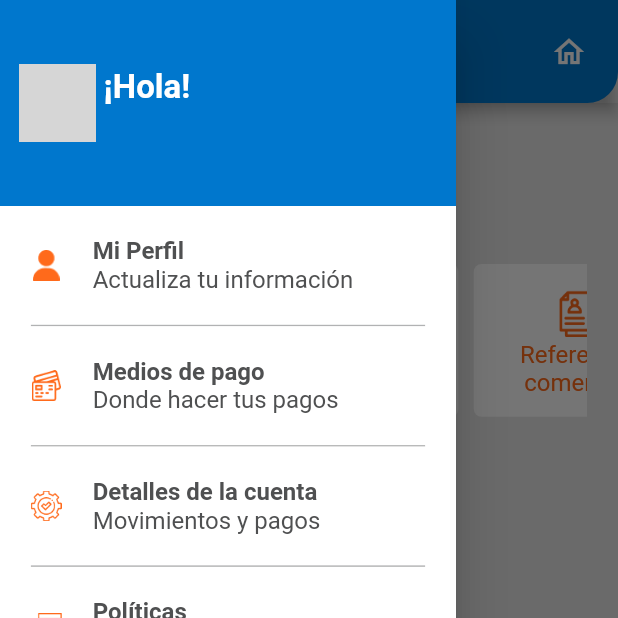
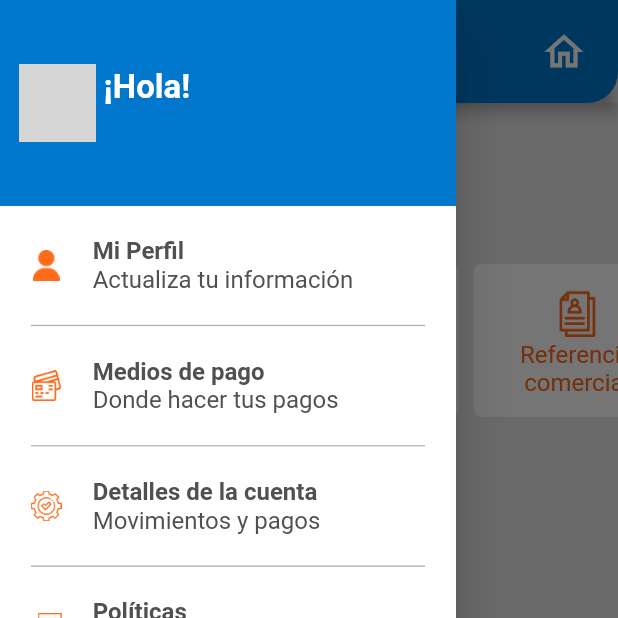
Before and after one commit to alvarohurtadobo/bankcredit, a Flutter app: the DocumentsPage screen opened by its route, with the side drawer open, on a phone screen of 412 x 824 dp, the top half of it. Run offline on Flutter 3.47's test engine with Material 2 defaults, Android fonts, the phone set to English and light mode, and no system bars; our stand-ins replace image_picker, local_auth, open_file, shared_preferences, youtube_player_flutter; accounts and stored records are empty; network calls fail; grey boxes are pictures that could not be loaded.

Commit message:
Major improvements, url launcher, appbar

```diff
--- a/lib/bank/ui/documentsPage.dart
+++ b/lib/bank/ui/documentsPage.dart
@@ -1,4 +1,5 @@
 import 'package:credidiunsa_app/bank/bloc/getCities.dart';
+import 'package:credidiunsa_app/common/widgets/simpleAlertDialog.dart';
 import 'package:flutter/material.dart';
 import 'package:credidiunsa_app/common/ui/sizes.dart';
 import 'package:credidiunsa_app/common/ui/drawer.dart';
@@ -42,7 +43,7 @@ class _DocumentsPageState extends State<DocumentsPage> {
       drawer: MyDrawer(),
       body: Container(
         color: const Color(0xffE8E8E8),
-        padding: EdgeInsets.symmetric(horizontal: Sizes.padding),
+        // padding: EdgeInsets.symmetric(horizontal: Sizes.padding),
         child: Form(
           key: _formKey,
           child: Column(
@@ -58,6 +59,7 @@ class _DocumentsPageState extends State<DocumentsPage> {
                 child: Container(
                   width: double.infinity,
                   height: Sizes.padding * 1.2,
+                  padding: EdgeInsets.symmetric(horizontal: Sizes.padding),
                   alignment: Alignment.centerLeft,
                   child: Container(
                     height: Sizes.padding * 1.2,
@@ -76,11 +78,14 @@ class _DocumentsPageState extends State<DocumentsPage> {
               SizedBox(
                 height: 3 * Sizes.boxSeparation,
               ),
-              const Text("Documentos",
+              Padding(
+                padding: EdgeInsets.symmetric(horizontal: Sizes.padding),
+                child: const Text("Documentos",
                     style: TextStyle(
                         color: Color(0xff0077CD),
                         fontWeight: FontWeight.bold,
                         fontSize: 22)),
+              ),
               SizedBox(
                 height: Sizes.padding,
               ),
@@ -103,6 +108,7 @@ class _DocumentsPageState extends State<DocumentsPage> {
                           CircularProgressIndicator(color: Color(0xff0077CD)),
                     )
                   : Container(
+                      margin: EdgeInsets.symmetric(horizontal: Sizes.padding),
                       padding: EdgeInsets.symmetric(horizontal: Sizes.padding),
                       width: double.infinity,
                       decoration: BoxDecoration(
@@ -159,10 +165,15 @@ class _DocumentsPageState extends State<DocumentsPage> {
                                 break;
                               default:
                                 API.getAccountStatus().then((myResponse) {
+                                  if (myResponse.idError == 0) {
                                     displayFile(myResponse);
                                     setState(() {
                                       isLoading = false;
                                     });
+                                  } else {
+                                    simpleAlertDialog(context, "¡Lo sentimos!",
+                                        myResponse.message);
+                                  }
                                 });
                             }
                           },
@@ -282,9 +293,10 @@ class _DocumentsPageState extends State<DocumentsPage> {
   }
 
   Widget carousel() {
-    return SizedBox(
+    return Container(
+      padding: EdgeInsets.only(left: Sizes.padding),
       height: Sizes.tileHeightCard + 2 * Sizes.boxSeparation,
-      width: Sizes.width - 2 * Sizes.padding,
+      width: Sizes.width,
       child: ListView(
         scrollDirection: Axis.horizontal,
         children: [reportButton(0), reportButton(1), reportButton(2)],
--- a/lib/bank/ui/paymentMethods.dart
+++ b/lib/bank/ui/paymentMethods.dart
@@ -114,7 +114,7 @@ class _PaymentMethodsPageState extends State<PaymentMethodsPage> {
             SizedBox(
               height: 5 * Sizes.boxSeparation,
             ),
-            myPayments.length == 0
+            myPayments.isEmpty
                 ? Container()
                 : Column(
                     children: [
@@ -130,7 +130,7 @@ class _PaymentMethodsPageState extends State<PaymentMethodsPage> {
             SizedBox(
               height: Sizes.boxSeparation,
             ),
-            myPayments.length == 0
+            myPayments.isEmpty
                 ? Container()
                 : Column(
                     children: [
--- a/lib/common/widgets/appbar.dart
+++ b/lib/common/widgets/appbar.dart
@@ -18,34 +18,68 @@ PreferredSizeWidget myAppBar(BuildContext context) {
             borderRadius: BorderRadius.only(
                 bottomLeft: Radius.circular(Sizes.padding),
                 bottomRight: Radius.circular(Sizes.padding))),
-      // child: Container(
-      //   width: 100,
-      //   height: 100,
-      //   decoration: BoxDecoration(
-      //       // image: const DecorationImage(
-      //       //     image: AssetImage(
-      //       //       "assets/images/logo_02.png",
-      //       //     ),
-      //       //     fit: BoxFit.none),
-      //       color: Colors.yellow,
-      //       borderRadius: BorderRadius.only(
-      //           bottomLeft: Radius.circular(Sizes.padding),
-      //           bottomRight: Radius.circular(Sizes.padding))),
-      // ),
       ),
       toolbarHeight: Sizes.height / 12,
-    // leading: const Icon(Icons.menu),
       actions: [
         GestureDetector(
           onTap: () {},
-        child: Padding(
+          child: Container(
+              alignment: Alignment.center,
               padding: EdgeInsets.symmetric(horizontal: Sizes.padding),
               child: GestureDetector(
                   onTap: () {
                     Navigator.of(context).pushNamed("/home");
                   },
-                child: const Icon(Icons.home_outlined))),
+                  child: Icon(
+                    Icons.home_outlined,
+                    size:  1.5*Sizes.padding,
+                  ))),
         )
       ],
+      leading: Builder(
+        builder: (BuildContext context) {
+          return Container(
+            alignment: Alignment.center,
+            child: Scaffold.of(context).hasDrawer
+                ? GestureDetector(
+                    onTap: () {
+                      Scaffold.of(context).openDrawer();
+                    },
+                    child: Container(
+                      alignment: Alignment.center,
+                      height: 1.5 * Sizes.padding,
+                      width: 1.5 * Sizes.padding,
+                      child: Icon(
+                        Icons.menu,
+                        size: 1.5 * Sizes.padding,
+                        color: Colors.white,
+                      ),
+                    ),
+                  )
+                : GestureDetector(
+                    onTap: () async {
+                      bool confirm = true;
+                      // print("Appbar back $confirm");
+                      if (confirm) {
+                        Navigator.of(context).pop();
+                      }
+                    },
+                    child: Container(
+                      alignment: Alignment.topCenter,
+                      height: 1.5 * Sizes.padding,
+                      width: 1.5 * Sizes.padding,
+                      decoration: BoxDecoration(
+                          color: Colors.white,
+                          borderRadius: BorderRadius.all(
+                              Radius.circular(1.5 * Sizes.padding / 2))),
+                      child: Icon(
+                        Icons.arrow_back,
+                        size: 1.5 * Sizes.padding,
+                        color: const Color(0xff0077CD),
+                      ),
+                    ),
+                  ),
           );
+        },
+      ));
 }
--- a/lib/user/ui/createAccountPage.dart
+++ b/lib/user/ui/createAccountPage.dart
@@ -38,10 +38,10 @@ class _CreateAccountPageState extends State<CreateAccountPage> {
 
   @override
   Widget build(BuildContext context) {
-    double _width = MediaQuery.of(context).size.width;
-    double _height = MediaQuery.of(context).size.height;
+    double width = MediaQuery.of(context).size.width;
+    double height = MediaQuery.of(context).size.height;
 
-    Sizes.setSizes(_width, _height);
+    Sizes.setSizes(width, height);
     // print("Types length are ${myDocumentTypes.length}");
 
     return Scaffold(
--- a/lib/user/ui/profile.dart
+++ b/lib/user/ui/profile.dart
@@ -4,10 +4,7 @@ import 'dart:math';
 import 'package:flutter/material.dart';
 import 'package:credidiunsa_app/user/model/user.dart';
 import 'package:credidiunsa_app/common/ui/sizes.dart';
-import 'package:credidiunsa_app/common/ui/drawer.dart';
-import 'package:credidiunsa_app/common/repository/api.dart';
 import 'package:credidiunsa_app/common/widgets/appbar.dart';
-import 'package:credidiunsa_app/common/widgets/toasts.dart';
 
 class ProfilePage extends StatefulWidget {
   const ProfilePage({Key? key}) : super(key: key);
@@ -55,7 +52,7 @@ class _ProfilePageState extends State<ProfilePage> {
   Widget build(BuildContext context) {
     // print("Building with pic url ${currentUser.pictureUrl}");
     return Scaffold(
-      drawer: MyDrawer(),
+      // drawer: MyDrawer(),
       appBar: myAppBar(context),
       body: Container(
         color: const Color(0xffF2F2F2),
--- a/lib/user/ui/resetPassword01Page.dart
+++ b/lib/user/ui/resetPassword01Page.dart
@@ -102,7 +102,7 @@ class _ResetPassword01PageState extends State<ResetPassword01Page> {
             print("SHOW ERROR");
             simpleAlertDialog(context, "¡Lo sentimos!", res.message,
                 buttonLabel: "Quiero ir al chat", action: () {
-              customLaunchUrl("http://m.me/CredidiunsaHn");
+              customLaunchUrl("https://m.me/CredidiunsaHn");
             });
           }
         });
--- a/lib/user/ui/updateProfilePage.dart
+++ b/lib/user/ui/updateProfilePage.dart
@@ -35,7 +35,6 @@ class _UpdateProfilePageState extends State<UpdateProfilePage> {
   @override
   Widget build(BuildContext context) {
     return Scaffold(
-      drawer: MyDrawer(),
       appBar: myAppBar(context),
       body: Container(
         color: const Color(0xffF2F2F2),
@@ -275,7 +274,7 @@ class _UpdateProfilePageState extends State<UpdateProfilePage> {
                                         buttonLabel: "Quiero ir al chat",
                                         action: () {
                                       customLaunchUrl(
-                                          "http://m.me/CredidiunsaHn");
+                                          "https://m.me/CredidiunsaHn");
                                     });
                                   }
                                 });
```
Also changed, not shown: lib/bank/ui/accountDetails.dart (+4 -5 lines), lib/common/model/launcher.dart (+8 -4 lines), lib/user/ui/homePage.dart (+8 -10 lines), lib/user/ui/resetPassword.dart (+3 -6 lines), lib/user/ui/resetPassword00Page.dart (+5 -5 lines), lib/user/ui/validateProfileUpdate.dart (+5 -9 lines). Lines whose indentation alone changed are shown as unchanged.
